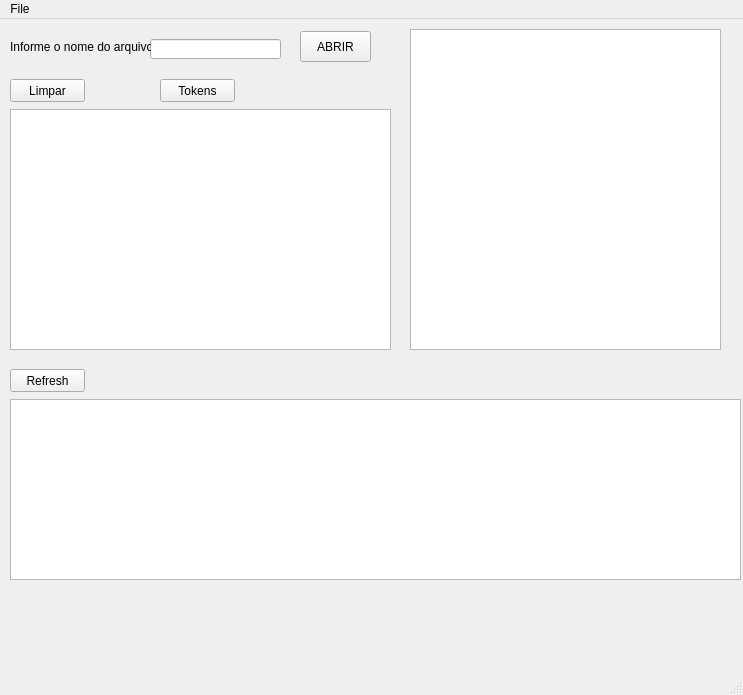
Qt form teste.ui (EricTierre/compiladores) before a commit.
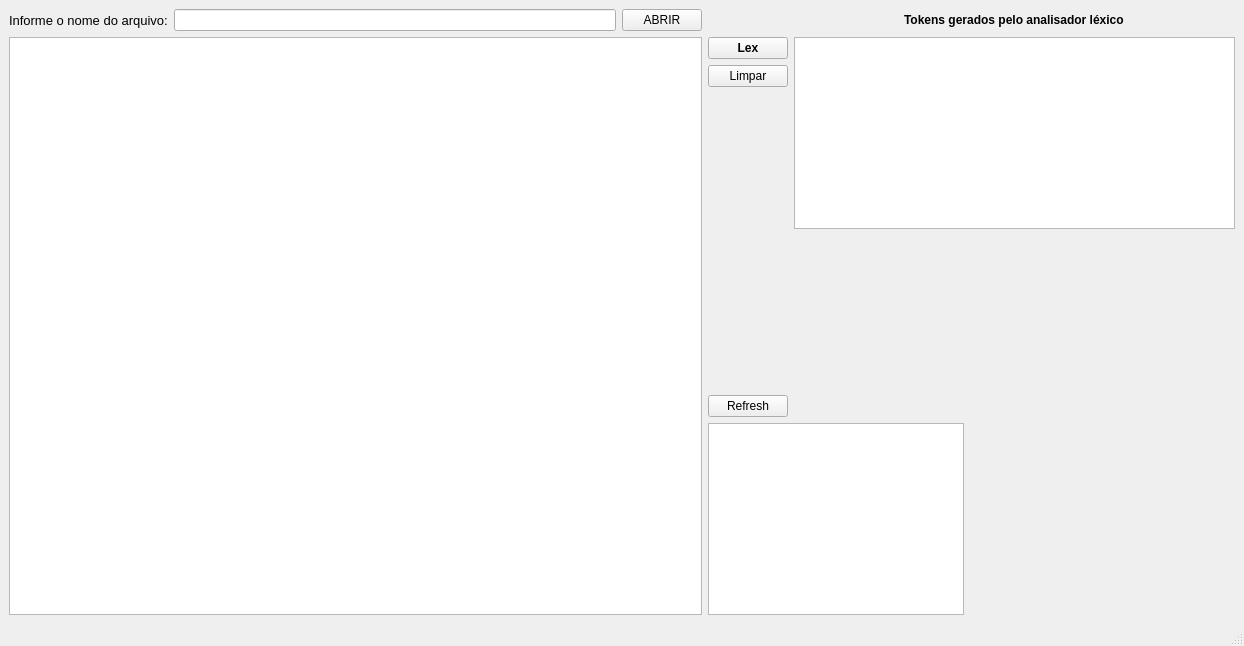
The same form after that commit. Icons and pictures are not drawn.

Patch:
```diff
--- a/teste.ui
+++ b/teste.ui
@@ -6,184 +6,150 @@
    <rect>
     <x>0</x>
     <y>0</y>
-    <width>743</width>
-    <height>695</height>
+    <width>1244</width>
+    <height>646</height>
    </rect>
   </property>
   <property name="windowTitle">
    <string>TOKEN</string>
   </property>
   <widget class="QWidget" name="centralwidget">
-   <widget class="QTextEdit" name="campotexto_arquivo">
-    <property name="geometry">
-     <rect>
-      <x>410</x>
-      <y>10</y>
-      <width>311</width>
-      <height>321</height>
-     </rect>
-    </property>
-    <property name="font">
-     <font>
-      <pointsize>14</pointsize>
-     </font>
-    </property>
-    <property name="midLineWidth">
-     <number>0</number>
-    </property>
-    <property name="lineWrapMode">
-     <enum>QTextEdit::WidgetWidth</enum>
-    </property>
-    <property name="html">
-     <string>&lt;!DOCTYPE HTML PUBLIC &quot;-//W3C//DTD HTML 4.0//EN&quot; &quot;http://www.w3.org/TR/REC-html40/strict.dtd&quot;&gt;
+   <layout class="QGridLayout" name="gridLayout">
+    <item row="6" column="3">
+     <widget class="QPushButton" name="refreshbtn">
+      <property name="text">
+       <string>Refresh</string>
+      </property>
+     </widget>
+    </item>
+    <item row="0" column="1">
+     <widget class="QLineEdit" name="lineEdit"/>
+    </item>
+    <item row="1" column="3">
+     <widget class="QPushButton" name="botao_lexico">
+      <property name="font">
+       <font>
+        <weight>75</weight>
+        <bold>true</bold>
+       </font>
+      </property>
+      <property name="text">
+       <string>Lex</string>
+      </property>
+     </widget>
+    </item>
+    <item row="0" column="4" alignment="Qt::AlignHCenter">
+     <widget class="QLabel" name="label_2">
+      <property name="font">
+       <font>
+        <weight>75</weight>
+        <bold>true</bold>
+       </font>
+      </property>
+      <property name="text">
+       <string>Tokens gerados pelo analisador léxico</string>
+      </property>
+     </widget>
+    </item>
+    <item row="0" column="0">
+     <widget class="QLabel" name="label">
+      <property name="font">
+       <font>
+        <pointsize>10</pointsize>
+       </font>
+      </property>
+      <property name="text">
+       <string>Informe o nome do arquivo:</string>
+      </property>
+     </widget>
+    </item>
+    <item row="7" column="3" colspan="2" alignment="Qt::AlignLeft|Qt::AlignBottom">
+     <widget class="QTextEdit" name="arquivos">
+      <property name="minimumSize">
+       <size>
+        <width>256</width>
+        <height>192</height>
+       </size>
+      </property>
+      <property name="font">
+       <font>
+        <pointsize>14</pointsize>
+        <weight>50</weight>
+        <bold>false</bold>
+       </font>
+      </property>
+      <property name="html">
+       <string>&lt;!DOCTYPE HTML PUBLIC &quot;-//W3C//DTD HTML 4.0//EN&quot; &quot;http://www.w3.org/TR/REC-html40/strict.dtd&quot;&gt;
 &lt;html&gt;&lt;head&gt;&lt;meta name=&quot;qrichtext&quot; content=&quot;1&quot; /&gt;&lt;style type=&quot;text/css&quot;&gt;
 p, li { white-space: pre-wrap; }
 &lt;/style&gt;&lt;/head&gt;&lt;body style=&quot; font-family:'MS Shell Dlg 2'; font-size:14pt; font-weight:400; font-style:normal;&quot;&gt;
 &lt;p style=&quot;-qt-paragraph-type:empty; margin-top:0px; margin-bottom:0px; margin-left:0px; margin-right:0px; -qt-block-indent:0; text-indent:0px; font-size:8.25pt;&quot;&gt;&lt;br /&gt;&lt;/p&gt;&lt;/body&gt;&lt;/html&gt;</string>
-    </property>
-   </widget>
-   <widget class="QPushButton" name="botao_abrirarquivo">
-    <property name="geometry">
-     <rect>
-      <x>300</x>
-      <y>12</y>
-      <width>71</width>
-      <height>31</height>
-     </rect>
-    </property>
-    <property name="text">
-     <string>ABRIR</string>
-    </property>
-   </widget>
-   <widget class="QLineEdit" name="lineEdit">
-    <property name="geometry">
-     <rect>
-      <x>150</x>
-      <y>20</y>
-      <width>131</width>
-      <height>20</height>
-     </rect>
-    </property>
-   </widget>
-   <widget class="QLabel" name="label">
-    <property name="geometry">
-     <rect>
-      <x>10</x>
-      <y>20</y>
-      <width>141</width>
-      <height>16</height>
-     </rect>
-    </property>
-    <property name="text">
-     <string>Informe o nome do arquivo:</string>
-    </property>
-   </widget>
-   <widget class="QTextEdit" name="campotexto_lexico">
-    <property name="geometry">
-     <rect>
-      <x>10</x>
-      <y>90</y>
-      <width>381</width>
-      <height>241</height>
-     </rect>
-    </property>
-    <property name="font">
-     <font>
-      <pointsize>14</pointsize>
-      <weight>50</weight>
-      <bold>false</bold>
-     </font>
-    </property>
-    <property name="html">
-     <string>&lt;!DOCTYPE HTML PUBLIC &quot;-//W3C//DTD HTML 4.0//EN&quot; &quot;http://www.w3.org/TR/REC-html40/strict.dtd&quot;&gt;
+      </property>
+     </widget>
+    </item>
+    <item row="2" column="3">
+     <widget class="QPushButton" name="botao_deletar">
+      <property name="text">
+       <string>Limpar</string>
+      </property>
+     </widget>
+    </item>
+    <item row="0" column="2">
+     <widget class="QPushButton" name="botao_abrirarquivo">
+      <property name="font">
+       <font>
+        <pointsize>9</pointsize>
+       </font>
+      </property>
+      <property name="text">
+       <string>ABRIR</string>
+      </property>
+     </widget>
+    </item>
+    <item row="1" column="0" rowspan="7" colspan="3">
+     <widget class="QTextEdit" name="campotexto_arquivo">
+      <property name="font">
+       <font>
+        <pointsize>14</pointsize>
+       </font>
+      </property>
+      <property name="midLineWidth">
+       <number>0</number>
+      </property>
+      <property name="lineWrapMode">
+       <enum>QTextEdit::WidgetWidth</enum>
+      </property>
+      <property name="html">
+       <string>&lt;!DOCTYPE HTML PUBLIC &quot;-//W3C//DTD HTML 4.0//EN&quot; &quot;http://www.w3.org/TR/REC-html40/strict.dtd&quot;&gt;
 &lt;html&gt;&lt;head&gt;&lt;meta name=&quot;qrichtext&quot; content=&quot;1&quot; /&gt;&lt;style type=&quot;text/css&quot;&gt;
 p, li { white-space: pre-wrap; }
 &lt;/style&gt;&lt;/head&gt;&lt;body style=&quot; font-family:'MS Shell Dlg 2'; font-size:14pt; font-weight:400; font-style:normal;&quot;&gt;
 &lt;p style=&quot;-qt-paragraph-type:empty; margin-top:0px; margin-bottom:0px; margin-left:0px; margin-right:0px; -qt-block-indent:0; text-indent:0px; font-size:8.25pt;&quot;&gt;&lt;br /&gt;&lt;/p&gt;&lt;/body&gt;&lt;/html&gt;</string>
-    </property>
-   </widget>
-   <widget class="QPushButton" name="botao_lexico">
-    <property name="geometry">
-     <rect>
-      <x>160</x>
-      <y>60</y>
-      <width>75</width>
-      <height>23</height>
-     </rect>
-    </property>
-    <property name="text">
-     <string>Tokens</string>
-    </property>
-   </widget>
-   <widget class="QPushButton" name="botao_deletar">
-    <property name="geometry">
-     <rect>
-      <x>10</x>
-      <y>60</y>
-      <width>75</width>
-      <height>23</height>
-     </rect>
-    </property>
-    <property name="text">
-     <string>Limpar</string>
-    </property>
-   </widget>
-   <widget class="QPushButton" name="refreshbtn">
-    <property name="geometry">
-     <rect>
-      <x>10</x>
-      <y>350</y>
-      <width>75</width>
-      <height>23</height>
-     </rect>
-    </property>
-    <property name="text">
-     <string>Refresh</string>
-    </property>
-   </widget>
-   <widget class="QTextEdit" name="arquivos">
-    <property name="geometry">
-     <rect>
-      <x>10</x>
-      <y>380</y>
-      <width>731</width>
-      <height>181</height>
-     </rect>
-    </property>
-    <property name="font">
-     <font>
-      <pointsize>14</pointsize>
-      <weight>50</weight>
-      <bold>false</bold>
-     </font>
-    </property>
-    <property name="html">
-     <string>&lt;!DOCTYPE HTML PUBLIC &quot;-//W3C//DTD HTML 4.0//EN&quot; &quot;http://www.w3.org/TR/REC-html40/strict.dtd&quot;&gt;
+      </property>
+     </widget>
+    </item>
+    <item row="1" column="4" rowspan="3">
+     <widget class="QTextEdit" name="campotexto_lexico">
+      <property name="font">
+       <font>
+        <pointsize>14</pointsize>
+        <weight>50</weight>
+        <bold>false</bold>
+       </font>
+      </property>
+      <property name="cursor" stdset="0">
+       <cursorShape>ArrowCursor</cursorShape>
+      </property>
+      <property name="html">
+       <string>&lt;!DOCTYPE HTML PUBLIC &quot;-//W3C//DTD HTML 4.0//EN&quot; &quot;http://www.w3.org/TR/REC-html40/strict.dtd&quot;&gt;
 &lt;html&gt;&lt;head&gt;&lt;meta name=&quot;qrichtext&quot; content=&quot;1&quot; /&gt;&lt;style type=&quot;text/css&quot;&gt;
 p, li { white-space: pre-wrap; }
 &lt;/style&gt;&lt;/head&gt;&lt;body style=&quot; font-family:'MS Shell Dlg 2'; font-size:14pt; font-weight:400; font-style:normal;&quot;&gt;
 &lt;p style=&quot;-qt-paragraph-type:empty; margin-top:0px; margin-bottom:0px; margin-left:0px; margin-right:0px; -qt-block-indent:0; text-indent:0px; font-size:8.25pt;&quot;&gt;&lt;br /&gt;&lt;/p&gt;&lt;/body&gt;&lt;/html&gt;</string>
-    </property>
-   </widget>
-  </widget>
-  <widget class="QMenuBar" name="menubar">
-   <property name="geometry">
-    <rect>
-     <x>0</x>
-     <y>0</y>
-     <width>743</width>
-     <height>21</height>
-    </rect>
-   </property>
-   <widget class="QMenu" name="menuFile">
-    <property name="title">
-     <string>File</string>
-    </property>
-    <addaction name="actionNovo_Arquivo"/>
-    <addaction name="actionAbrir_Arquivo"/>
-    <addaction name="actionFechar"/>
-   </widget>
-   <addaction name="menuFile"/>
+      </property>
+     </widget>
+    </item>
+   </layout>
   </widget>
   <widget class="QStatusBar" name="statusbar"/>
   <action name="actionNew_file">
```
Left out of the diff: 9 changed lines with no effect on the pictures.
